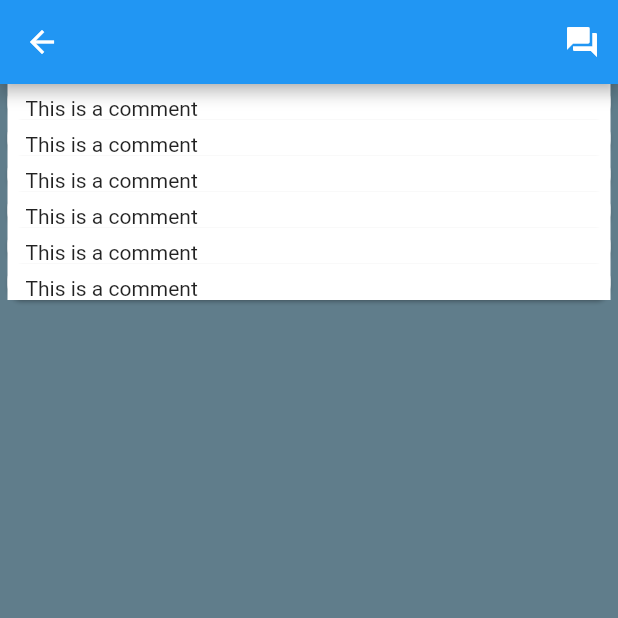
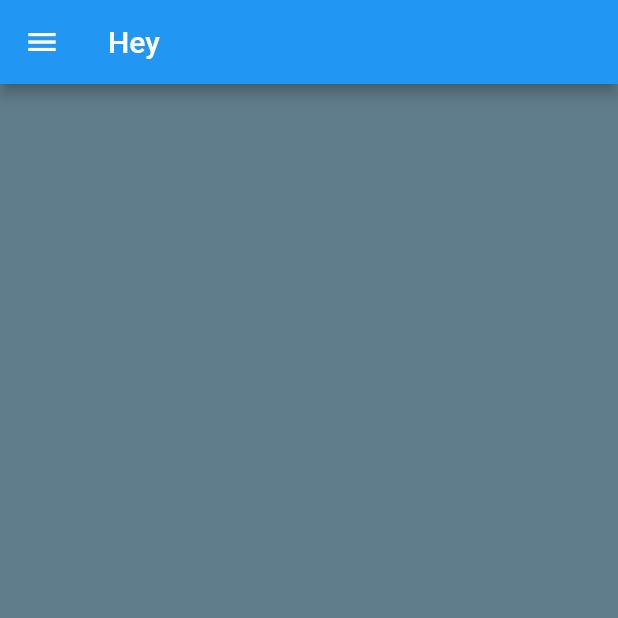
Before and after one commit to anujchoudhary-17/HelpMate, a Flutter app: the DashboardView screen opened directly, on a phone screen of 412 x 824 dp, the top half of it. Run offline on Flutter 3.47's test engine with Material 2 defaults, Android fonts, the phone set to English and light mode, and no system bars; our stand-ins replace cloud_firestore, firebase_auth, firebase_core, flutter_slider_drawer, google_sign_in; accounts and stored records are empty.

Commit message:
Navigation Added from Dashboard

```diff
--- a/lib/Dashboard/dashboardView.dart
+++ b/lib/Dashboard/dashboardView.dart
@@ -1,52 +1,56 @@
+import 'package:flutter/cupertino.dart';
 import 'package:flutter/material.dart';
-import 'package:help_mate/data/mock_data.dart';
-import 'package:help_mate/models/models.dart';
+import 'package:flutter_slider_drawer/flutter_slider_drawer.dart';
+import 'package:help_mate/common/NavigationHelper.dart';
 
-class DashboardView extends StatelessWidget {
+class DashboardView extends StatefulWidget {
   const DashboardView({Key? key}) : super(key: key);
 
   @override
+  _DashboardViewState createState() => _DashboardViewState();
+}
+
+class _DashboardViewState extends State<DashboardView> {
+  final GlobalKey<ScaffoldState> _key = GlobalKey();
+
+
+  NavigationHelper navigationHelper = NavigationHelper();
+  @override
   Widget build(BuildContext context) {
     return Scaffold(
-      appBar: AppBar(
-        actions: [
-          IconButton(
-              onPressed: () => print('Ask question'),
-              icon: Icon(Icons.question_answer))
+      appBar: AppBar(title: Text("Hey"),),
+      drawer: Drawer(
+        child: ListView(
+        padding: EdgeInsets.zero,
+        children: <Widget>[
+          DrawerHeader(
+            decoration: BoxDecoration(
+              color: Colors.blue,
+            ),
+            child: Text('HelpMate'),
+          ),
+          ListTile(
+            title: Text('Test Anuj'),
+            onTap: () {
+              navigationHelper.navigateToAnuj(context);
+            },
+          ),
+          ListTile(
+            title: Text('Post View'),
+            onTap: () {
+              navigationHelper.navigateToPostView(context);
+            },
+          ),
+          ListTile(
+            title: Text('Post View'),
+            onTap: () {
+              navigationHelper.navigateToPostListView(context);
+            },
+          ),
         ],
       ),
+    ),);
+  }
 
-      body: ListView.builder(
-          itemCount: comments.length,
-          itemBuilder: (BuildContext buildContext, int index) {
-            final comment = comments[index];
 
-            return _DashItem(
-              comment: comment,
-            );
-          }),
-    );
-  }
 }
-
-class _DashItem extends StatelessWidget {
-  final Comment comment;
-
-  const _DashItem({Key? key, required this.comment}) : super(key: key);
-
-  @override
-  Widget build(BuildContext context) {
-    return Card(
-      margin: EdgeInsets.symmetric(horizontal: 5.0),
-      shape: RoundedRectangleBorder(borderRadius: BorderRadius.circular(10.0)),
-      elevation: 1.0,
-      child: Container(
-        padding: EdgeInsets.fromLTRB(12.0, 8.0, 12.0, 0.0),
-        color: Colors.white,
-        child: Row(
-          children: [Text(comment.commentContent)],
-        ),
-      ),
-    );
-  }
-}
--- a/lib/testControllerForAnuj.dart
+++ b/lib/testControllerForAnuj.dart
@@ -12,7 +12,7 @@ class TestControllerForAnuj {
 
   Future getTagData() {
     return tagSession.getTag("0qnqZleV73ZMcNeDZ6fG");
-    ;
+
   }
 
   Future? updateTagData() {
--- a/pubspec.yaml
+++ b/pubspec.yaml
@@ -38,6 +38,7 @@ dependencies:
   google_sign_in:
   font_awesome_flutter:
   google_fonts:
+  flutter_slider_drawer: ^2.0.0
 
 
 
```
Also changed, not shown: lib/Post/postView.dart (+21 -0 lines), lib/PostList/postListView.dart (+7 -81 lines), lib/common/NavigationHelper.dart (+10 -2 lines), pubspec.lock.
